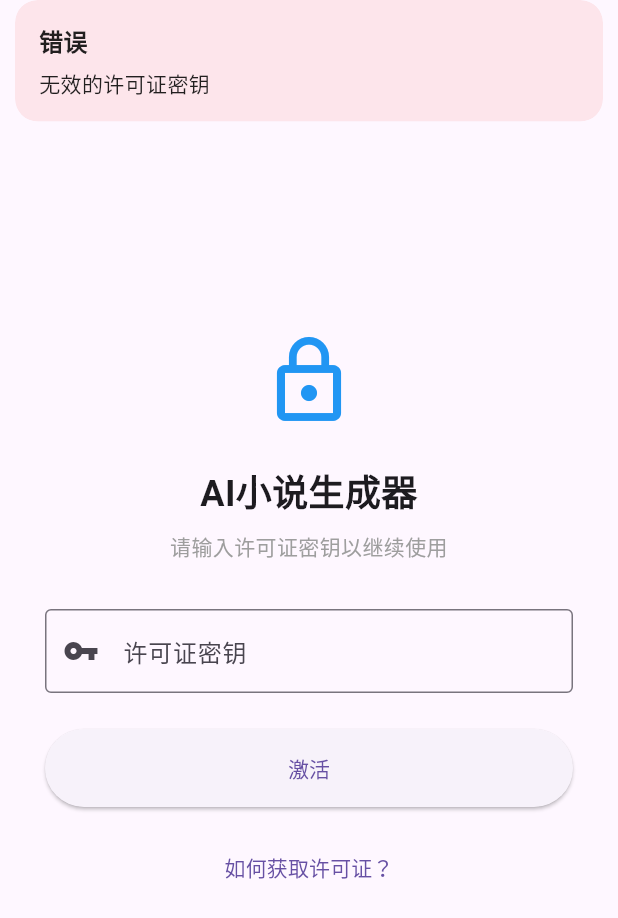
After one commit to wangbuliuxing714/novel_app, a Flutter app: the LicenseScreen screen opened directly, after a tap on "激活", on a phone screen of 412 x 824 dp. The commit adds this screen. Shown: the top 918 px of the screen. Run offline on Flutter 3.47's test engine with Material 3 defaults, Android fonts, the phone set to English and light mode, and no system bars; our stand-ins replace device_info_plus, get, hive_flutter, permission_handler, share_plus, shared_preferences; accounts and stored records are empty.

Commit message:
添加Web版本许可证验证功能

```diff
--- a/lib/main.dart
+++ b/lib/main.dart
@@ -1,6 +1,7 @@
 import 'package:flutter/material.dart';
 import 'package:get/get.dart';
 import 'package:hive_flutter/hive_flutter.dart';
+import 'package:flutter/foundation.dart' show kIsWeb;
 import 'package:novel_app/controllers/api_config_controller.dart';
 import 'package:novel_app/controllers/novel_controller.dart';
 import 'package:novel_app/screens/home/home_screen.dart';
@@ -19,6 +20,8 @@ import 'package:novel_app/services/cache_service.dart';
 import 'package:novel_app/models/novel.dart';
 import 'package:novel_app/controllers/theme_controller.dart';
 import 'package:novel_app/controllers/draft_controller.dart';
+import 'package:novel_app/services/license_service.dart';
+import 'package:novel_app/screens/license_screen.dart';
 
 void main() async {
   WidgetsFlutterBinding.ensureInitialized();
@@ -61,6 +64,13 @@ void main() async {
     print('没有新公告需要显示');
   }
 
+  // 只在Web平台初始化许可证服务
+  if (kIsWeb) {
+    final licenseService = LicenseService();
+    await licenseService.init();
+    Get.put(licenseService);
+  }
+
   runApp(const MyApp());
 }
 
@@ -70,11 +80,19 @@ class MyApp extends StatelessWidget {
   @override
   Widget build(BuildContext context) {
     return GetMaterialApp(
-      title: '岱宗文脉',
+      title: 'AI小说生成器',
       theme: ThemeData(
-        colorScheme: ColorScheme.fromSeed(seedColor: Colors.blue),
+        primarySwatch: Colors.blue,
         useMaterial3: true,
       ),
+      home: kIsWeb  // 只在Web平台检查许可证
+          ? Obx(() {
+              final licenseService = Get.find<LicenseService>();
+              return licenseService.isLicensed.value
+                  ? const HomeScreen()  // 已激活许可证，显示主页
+                  : LicenseScreen();    // 未激活许可证，显示激活页面
+            })
+          : const HomeScreen(),  // 非Web平台直接显示主页
       initialRoute: '/',
       getPages: [
         GetPage(name: '/', page: () => const HomeScreen()),
--- /dev/null
+++ b/lib/screens/license_screen.dart
@@ -0,0 +1,91 @@
+import 'package:flutter/material.dart';
+import 'package:get/get.dart';
+import 'package:novel_app/services/license_service.dart';
+
+class LicenseScreen extends StatelessWidget {
+  final _licenseController = TextEditingController();
+  final _licenseService = Get.find<LicenseService>();
+
+  LicenseScreen({super.key});
+
+  @override
+  Widget build(BuildContext context) {
+    return Scaffold(
+      body: Center(
+        child: Container(
+          constraints: const BoxConstraints(maxWidth: 400),
+          padding: const EdgeInsets.all(24),
+          child: Column(
+            mainAxisAlignment: MainAxisAlignment.center,
+            crossAxisAlignment: CrossAxisAlignment.stretch,
+            children: [
+              const Icon(
+                Icons.lock_outline,
+                size: 64,
+                color: Colors.blue,
+              ),
+              const SizedBox(height: 24),
+              const Text(
+                'AI小说生成器',
+                style: TextStyle(
+                  fontSize: 24,
+                  fontWeight: FontWeight.bold,
+                ),
+                textAlign: TextAlign.center,
+              ),
+              const SizedBox(height: 8),
+              const Text(
+                '请输入许可证密钥以继续使用',
+                style: TextStyle(
+                  color: Colors.grey,
+                ),
+                textAlign: TextAlign.center,
+              ),
+              const SizedBox(height: 32),
+              TextField(
+                controller: _licenseController,
+                decoration: const InputDecoration(
+                  labelText: '许可证密钥',
+                  hintText: '请输入您的许可证密钥',
+                  border: OutlineInputBorder(),
+                  prefixIcon: Icon(Icons.vpn_key),
+                ),
+              ),
+              const SizedBox(height: 24),
+              ElevatedButton(
+                onPressed: () async {
+                  final success = await _licenseService.activateLicense(
+                    _licenseController.text.trim(),
+                  );
+
+                  if (success) {
+                    Get.offAllNamed('/');  // 导航到主页
+                  } else {
+                    Get.snackbar(
+                      '错误',
+                      '无效的许可证密钥',
+                      backgroundColor: Colors.red.withOpacity(0.1),
+                      duration: const Duration(seconds: 3),
+                    );
+                  }
+                },
+                style: ElevatedButton.styleFrom(
+                  padding: const EdgeInsets.all(16),
+                ),
+                child: const Text('激活'),
+              ),
+              const SizedBox(height: 16),
+              TextButton(
+                onPressed: () {
+                  // 这里可以添加获取许可证的链接
+                  // 比如发送邮件或跳转到购买页面
+                },
+                child: const Text('如何获取许可证？'),
+              ),
+            ],
+          ),
+        ),
+      ),
+    );
+  }
+}
--- /dev/null
+++ b/lib/services/license_service.dart
@@ -0,0 +1,46 @@
+import 'package:get/get.dart';
+import 'package:shared_preferences/shared_preferences.dart';
+import 'package:crypto/crypto.dart';
+import 'dart:convert';
+
+class LicenseService extends GetxService {
+  static const String _licenseKey = 'license_key';
+  final RxBool isLicensed = false.obs;
+
+  // 这里设置有效的许可证密钥列表
+  final List<String> _validLicenses = [
+    'NOVEL-APP-2024-PRO',  // 可以添加更多许可证
+  ];
+
+  Future<void> init() async {
+    final prefs = await SharedPreferences.getInstance();
+    final savedKey = prefs.getString(_licenseKey);
+    if (savedKey != null) {
+      isLicensed.value = _validateLicense(savedKey);
+    }
+  }
+
+  bool _validateLicense(String key) {
+    // 创建许可证的哈希值进行验证
+    final hash = sha256.convert(utf8.encode(key)).toString();
+    return _validLicenses.any((license) =>
+      sha256.convert(utf8.encode(license)).toString() == hash
+    );
+  }
+
+  Future<bool> activateLicense(String key) async {
+    if (_validateLicense(key)) {
+      final prefs = await SharedPreferences.getInstance();
+      await prefs.setString(_licenseKey, key);
+      isLicensed.value = true;
+      return true;
+    }
+    return false;
+  }
+
+  Future<void> deactivateLicense() async {
+    final prefs = await SharedPreferences.getInstance();
+    await prefs.remove(_licenseKey);
+    isLicensed.value = false;
+  }
+}
--- a/pubspec.yaml
+++ b/pubspec.yaml
@@ -21,6 +21,7 @@ dependencies:
   intl: ^0.18.1
   url_launcher: ^6.2.5
   shared_preferences: ^2.2.2
+  crypto: ^3.0.3
 
 dev_dependencies:
   flutter_test:
```
Also changed, not shown: pubspec.lock.
